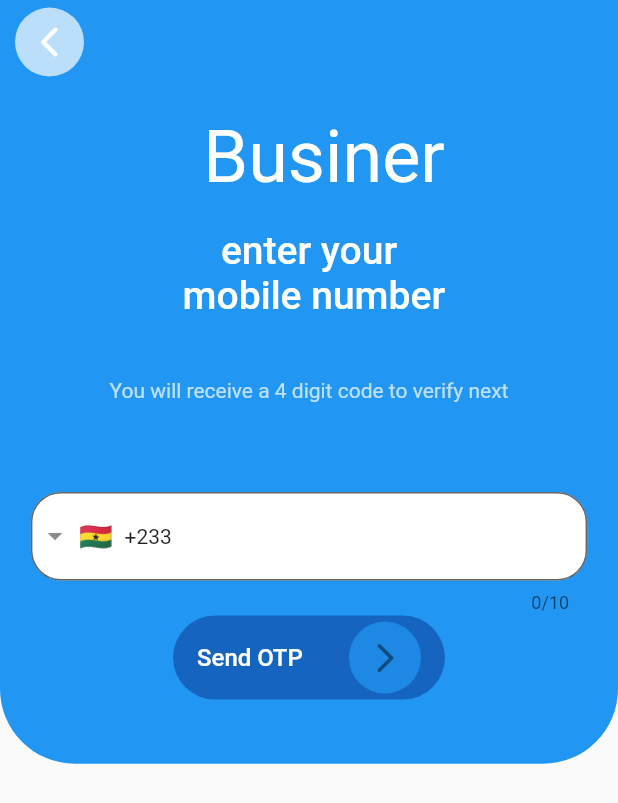
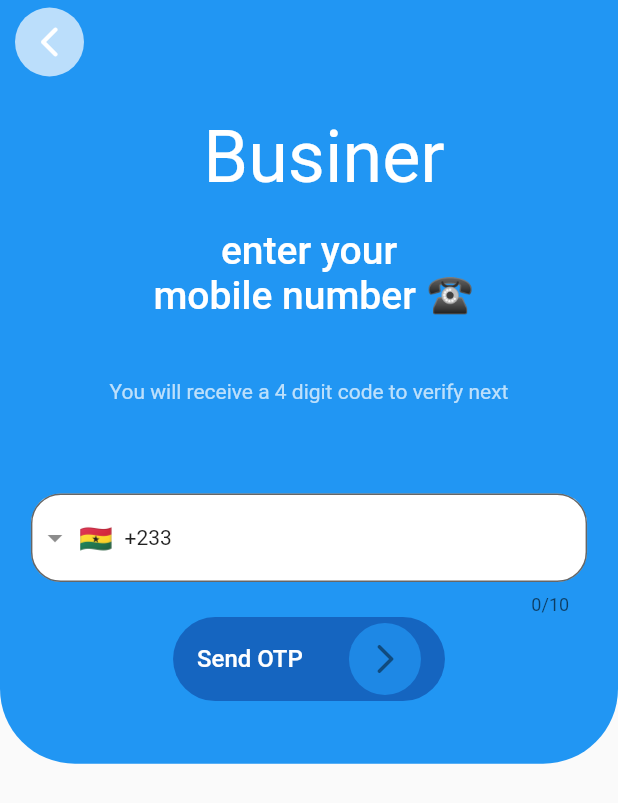
Before and after one commit to winfred56/Flutter, a Flutter app: the OTPVerification screen opened by its route, on a phone screen of 412 x 824 dp. Shown: the top 803 px of the screen. Run offline on Flutter 3.47's test engine with Material 2 defaults, Android fonts, the phone set to English and light mode, and no system bars; drawn by our look-alikes of intl_phone_field; our stand-ins replace bloc, cloud_firestore, dartz, device_preview, easy_splash_screen, equatable and 9 more; missing offline and left inert: data_connection_checker_nulls; accounts and stored records are empty.

Commit message:
:hammer:

```diff
--- a/dribble_design1/lib/pages/otp_verification.dart
+++ b/dribble_design1/lib/pages/otp_verification.dart
@@ -72,7 +72,7 @@
                     const Padding(padding: EdgeInsets.symmetric(vertical: 10)),
 
                     /// Title Text
-                    const Text("enter your\n mobile number",
+                    const Text("enter your\n mobile number ☎",
                         textAlign: TextAlign.center,
                         style: TextStyle(
                             fontSize: 26,
```
